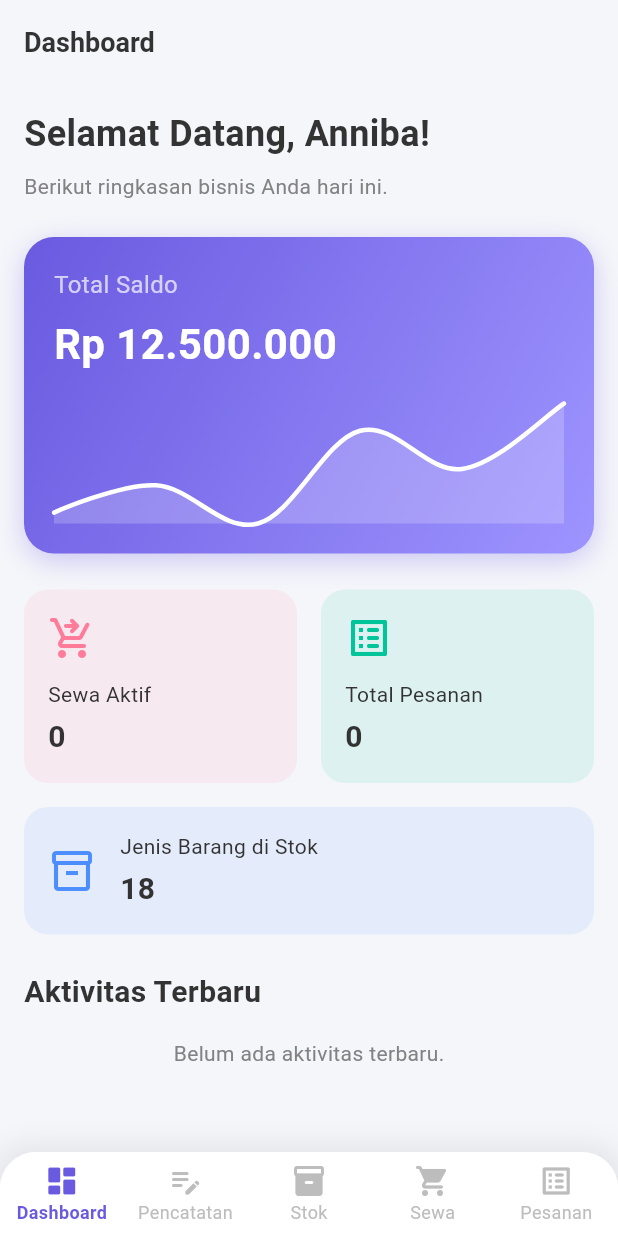
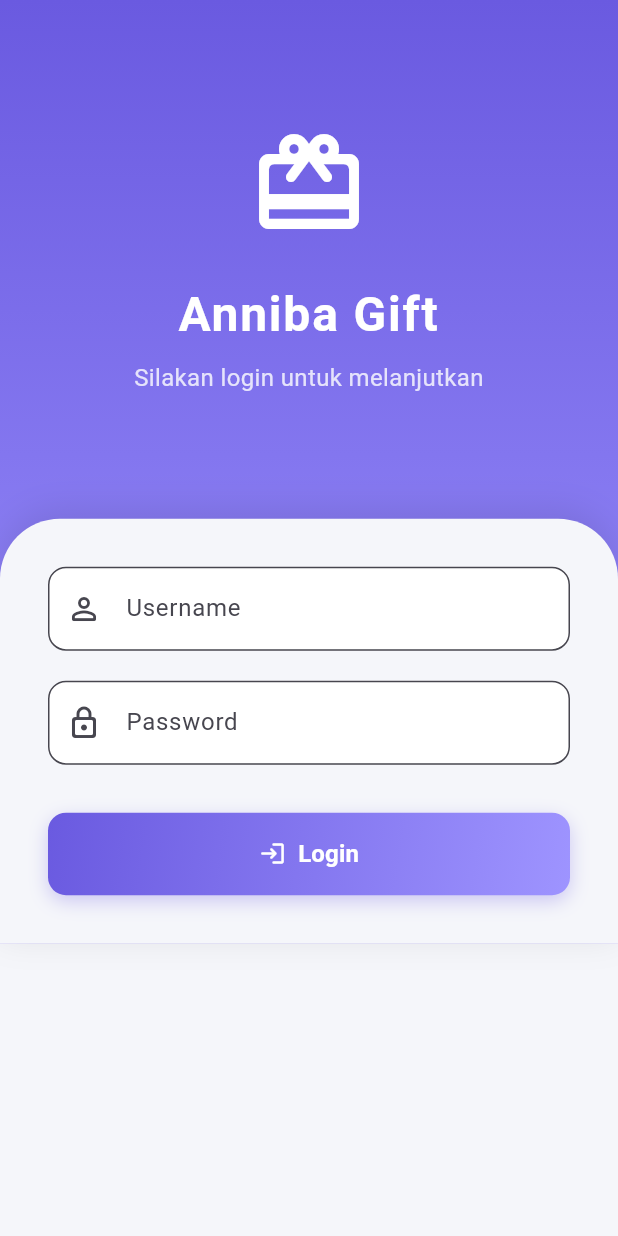
Before and after one commit to zahynadhirnashrullah/annibagift, a Flutter app: the screen it shows after launch, on a phone screen of 412 x 824 dp. Run offline on Flutter 3.47's test engine with Material 3 defaults, Android fonts, the phone set to English and light mode, and no system bars; drawn by our look-alikes of fl_chart; our stand-ins replace firebase_core; accounts and stored records are empty; Roboto replaces fonts that are missing (Poppins).

Commit message:
PENAMBAHAN FITUR LOGIN

```diff
--- a/lib/main.dart
+++ b/lib/main.dart
@@ -1,14 +1,16 @@
 import 'package:flutter/material.dart';
-import 'package:firebase_core/firebase_core.dart';
-import 'firebase_options.dart';
+// Hapus import firebase jika Anda belum mengaturnya.
+// import 'package:firebase_core/firebase_core.dart';
+// import 'firebase_options.dart';
 import 'theme/app_theme.dart';
-import 'pages/main_screen.dart';
+import 'pages/login_screen.dart'; // <-- Ubah import ke LoginScreen
 
-Future<void> main() async {
+// Hapus 'async' dan 'await Firebase' jika Anda tidak menggunakan Firebase
+void main() {
   WidgetsFlutterBinding.ensureInitialized();
-  await Firebase.initializeApp(
-    options: DefaultFirebaseOptions.currentPlatform,
-  );
+  // await Firebase.initializeApp(
+  //   options: DefaultFirebaseOptions.currentPlatform,
+  // );
   runApp(const AnnibaGiftApp());
 }
 
@@ -20,8 +22,8 @@ class AnnibaGiftApp extends StatelessWidget {
     return MaterialApp(
       title: 'Anniba Gift',
       theme: AppTheme.themeData,
-      home: const MainScreen(),
+      home: const LoginScreen(), // <-- Atur LoginScreen sebagai halaman utama
       debugShowCheckedModeBanner: false,
     );
+  }
 }
-}
--- a/lib/models/models.dart
+++ b/lib/models/models.dart
@@ -1,3 +1,5 @@
+// lib/models/models.dart
+
 class OrderItem {
   final String stokItemId;
   final String namaBarang;
@@ -49,3 +51,22 @@ class Pesanan {
     required this.items,
   });
 }
+
+// --- PERUBAHAN DI SINI ---
+enum Role { pemilik, karyawan }
+
+class User {
+  String id;
+  String username;
+  String password;
+  Role role;
+  bool isActive; // Properti baru untuk status
+
+  User({
+    required this.id,
+    required this.username,
+    required this.password,
+    required this.role,
+    this.isActive = true, // Nilai default adalah aktif
+  });
+}
--- /dev/null
+++ b/lib/pages/login_screen.dart
@@ -0,0 +1,138 @@
+import 'package:flutter/material.dart';
+import '../services/auth_service.dart';
+import '../theme/app_theme.dart';
+import '../widgets/shared_widgets.dart';
+import 'main_screen.dart';
+
+class LoginScreen extends StatefulWidget {
+  const LoginScreen({super.key});
+
+  @override
+  State<LoginScreen> createState() => _LoginScreenState();
+}
+
+class _LoginScreenState extends State<LoginScreen> {
+  final _formKey = GlobalKey<FormState>();
+  final _usernameController = TextEditingController();
+  final _passwordController = TextEditingController();
+
+  void _login() {
+    if (_formKey.currentState!.validate()) {
+      final username = _usernameController.text;
+      final password = _passwordController.text;
+      final user = AuthService.instance.login(username, password);
+
+      if (user != null) {
+        Navigator.pushReplacement(
+          context,
+          MaterialPageRoute(
+            builder: (context) => MainScreen(currentUser: user),
+          ),
+        );
+      } else {
+        ScaffoldMessenger.of(context).showSnackBar(
+          const SnackBar(
+            content: Text('Username atau password salah.'),
+            backgroundColor: AppColors.accentRed,
+          ),
+        );
+      }
+    }
+  }
+
+  @override
+  Widget build(BuildContext context) {
+    // Kita gunakan Stack untuk menumpuk background dan konten
+    return Scaffold(
+      body: Container(
+        // 1. Background Gradien
+        decoration: const BoxDecoration(
+          gradient: LinearGradient(
+            colors: [AppColors.primary, AppColors.secondary],
+            begin: Alignment.topCenter,
+            end: Alignment.bottomCenter,
+          ),
+        ),
+        child: SafeArea(
+          child: SingleChildScrollView(
+            child: Column(
+              crossAxisAlignment: CrossAxisAlignment.stretch,
+              children: [
+                // -- BAGIAN HEADER --
+                SizedBox(height: MediaQuery.of(context).size.height * 0.1),
+                const Icon(
+                  Icons.card_giftcard_rounded, // 2. Ikon Tematik
+                  size: 80,
+                  color: Colors.white,
+                ),
+                const SizedBox(height: 24),
+                const Text(
+                  'Anniba Gift',
+                  textAlign: TextAlign.center,
+                  style: TextStyle(
+                    color: Colors.white,
+                    fontSize: 32,
+                    fontWeight: FontWeight.bold,
+                    letterSpacing: 1.2,
+                  ),
+                ),
+                const SizedBox(height: 8),
+                Text(
+                  'Silakan login untuk melanjutkan',
+                  textAlign: TextAlign.center,
+                  style: TextStyle(
+                    color: Colors.white.withOpacity(0.8),
+                    fontSize: 16,
+                  ),
+                ),
+                SizedBox(height: MediaQuery.of(context).size.height * 0.1),
+
+                // -- BAGIAN FORM --
+                Container(
+                  // 3. Kontainer Kurva dengan Shadow
+                  padding: const EdgeInsets.all(32.0),
+                  decoration: BoxDecoration(
+                    color: AppColors.background,
+                    borderRadius: const BorderRadius.only(
+                      topLeft: Radius.circular(40),
+                      topRight: Radius.circular(40),
+                    ),
+                    boxShadow: [
+                      BoxShadow(
+                        color: Colors.black.withOpacity(0.1),
+                        blurRadius: 20,
+                        offset: const Offset(0, -5),
+                      )
+                    ],
+                  ),
+                  child: Form(
+                    key: _formKey,
+                    child: Column(
+                      children: [
+                        buildTextField(
+                          _usernameController,
+                          'Username',
+                          Icons.person_outline_rounded,
+                        ),
+                        const SizedBox(height: 20),
+                        buildTextField(
+                          _passwordController,
+                          'Password',
+                          Icons.lock_outline_rounded,
+                          isObscure: true,
+                        ),
+                        const SizedBox(height: 32),
+                        buildGradientButton(
+                            'Login', Icons.login_rounded, _login),
+                      ],
+                    ),
+                  ),
+                ),
+              ],
+            ),
+          ),
+        ),
+      ),
+    );
+  }
+}
--- /dev/null
+++ b/lib/services/auth_service.dart
@@ -0,0 +1,67 @@
+// lib/services/auth_service.dart
+
+import '../models/models.dart';
+
+class AuthService {
+  // Singleton Pattern
+  AuthService._privateConstructor();
+  static final AuthService instance = AuthService._privateConstructor();
+
+  final List<User> _users = [
+    // --- PASTIKAN BARIS INI SUDAH BENAR ---
+    User(id: '1', username: 'pemilik', password: '123', role: Role.pemilik, isActive: true),
+  ];
+
+  List<User> getUsers() {
+    return _users;
+  }
+
+  User? login(String username, String password) {
+    try {
+      final user = _users.firstWhere(
+        (u) => u.username == username && u.password == password && u.isActive,
+      );
+      return user;
+    } catch (e) {
+      return null;
+    }
+  }
+
+  void updateUser(String id, String newUsername, String newPassword, Role newRole) {
+    try {
+      final user = _users.firstWhere((u) => u.id == id);
+      user.username = newUsername;
+      user.password = newPassword;
+      user.role = newRole;
+    } catch (e) {
+      print("Error: Gagal menemukan user untuk diupdate. ID: $id");
+    }
+  }
+
+  void deleteUser(String id) {
+    _users.removeWhere((user) => user.id == id);
+  }
+
+  void toggleUserStatus(String id) {
+    try {
+      final user = _users.firstWhere((u) => u.id == id);
+      user.isActive = !user.isActive;
+    } catch (e) {
+      print("Error: Gagal menemukan user untuk mengubah status. ID: $id");
+    }
+  }
+
+  void addUser(String username, String password, Role role) {
+    if (_users.any((user) => user.username == username)) {
+      print('Username $username sudah ada!');
+      return;
+    }
+    final newUser = User(
+      id: DateTime.now().millisecondsSinceEpoch.toString(),
+      username: username,
+      password: password,
+      role: role,
+    );
+    _users.add(newUser);
+  }
+}
```
Also changed, not shown: lib/pages/dashboard.dart (+29 -7 lines), lib/pages/main_screen.dart (+80 -12 lines), lib/pages/user_management_screen.dart (added, +186 -0 lines), lib/widgets/shared_widgets.dart (+77 -10 lines).
